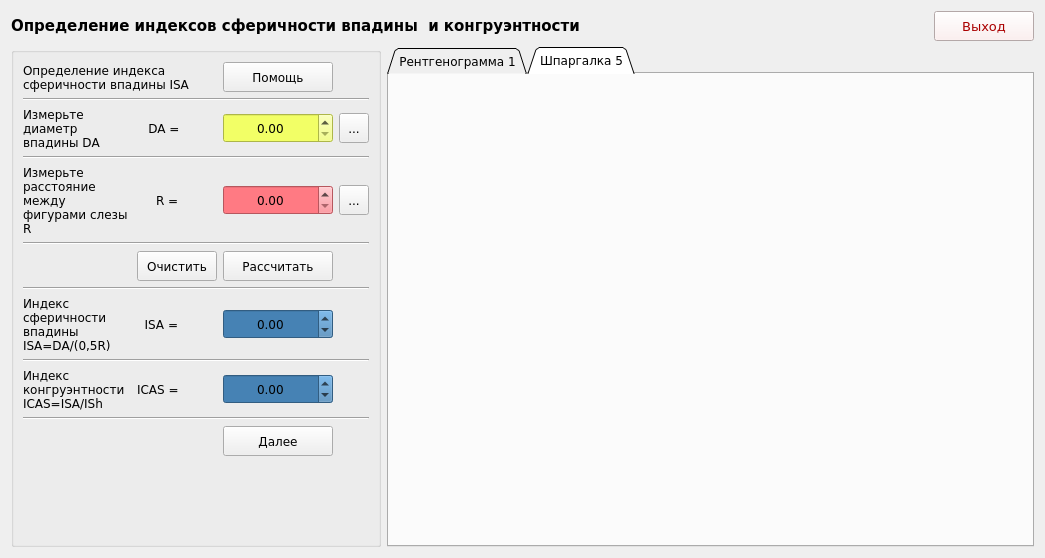
Old version of the form Medic/forms/ui/form4.ui in the repository W3STi/Medical-calculate-programm.
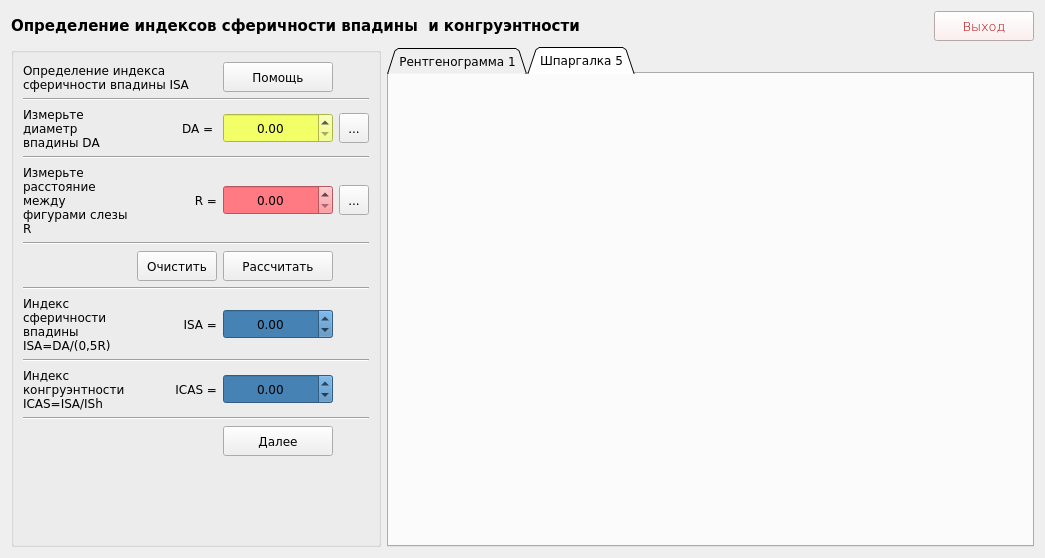
New version of the form.

```diff
--- a/Medic/forms/ui/form4.ui
+++ b/Medic/forms/ui/form4.ui
@@ -54,6 +54,7 @@
       <font>
        <family>Verdana</family>
        <pointsize>10</pointsize>
+       <weight>9</weight>
        <italic>false</italic>
        <bold>false</bold>
       </font>
@@ -150,6 +151,9 @@
         <property name="text">
          <string>     R =</string>
         </property>
+        <property name="alignment">
+         <set>Qt::AlignRight|Qt::AlignTrailing|Qt::AlignVCenter</set>
+        </property>
        </widget>
       </item>
       <item row="4" column="3">
@@ -262,6 +266,9 @@
         <property name="text">
          <string>ICAS =</string>
         </property>
+        <property name="alignment">
+         <set>Qt::AlignRight|Qt::AlignTrailing|Qt::AlignVCenter</set>
+        </property>
        </widget>
       </item>
       <item row="7" column="0" colspan="4">
@@ -301,6 +308,9 @@
         <property name="text">
          <string>  ISA =</string>
         </property>
+        <property name="alignment">
+         <set>Qt::AlignRight|Qt::AlignTrailing|Qt::AlignVCenter</set>
+        </property>
        </widget>
       </item>
       <item row="0" column="0" colspan="2">
@@ -417,6 +427,9 @@
         <property name="text">
          <string>   DA = </string>
         </property>
+        <property name="alignment">
+         <set>Qt::AlignRight|Qt::AlignTrailing|Qt::AlignVCenter</set>
+        </property>
        </widget>
       </item>
       <item row="11" column="2">
```
Left out of the diff: 4 changed lines with no effect on the pictures.
